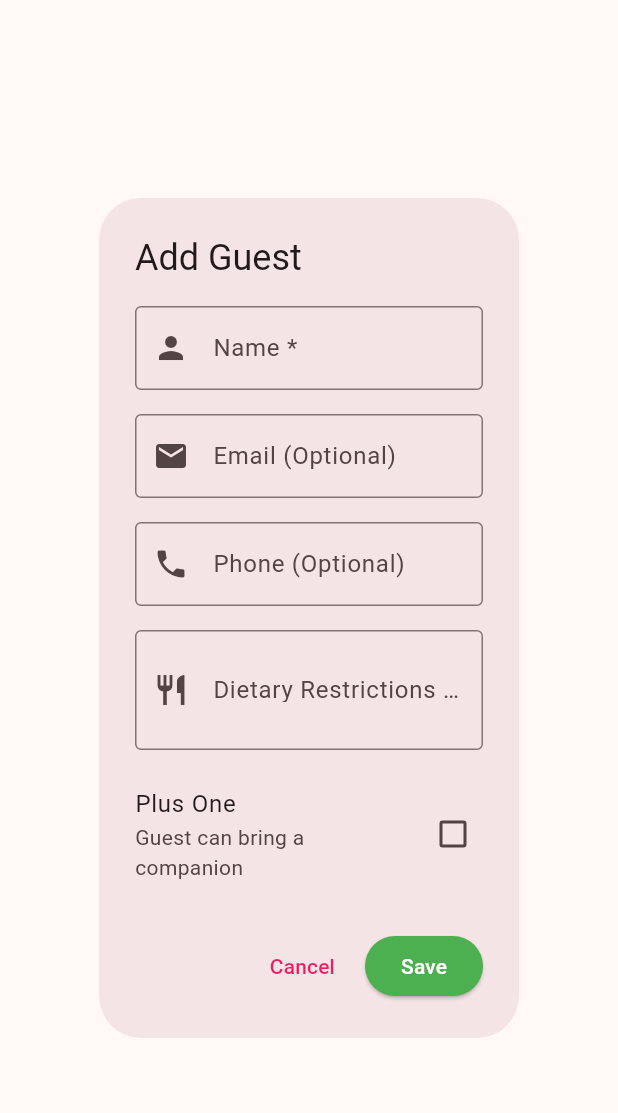
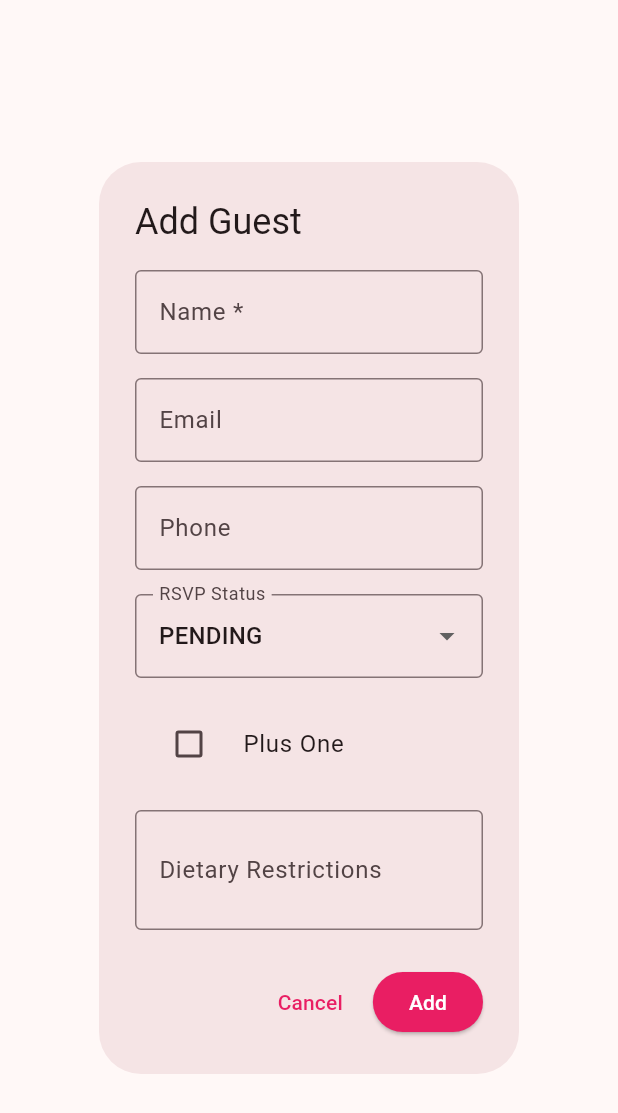
Before and after one commit to MananRohilla/Shadify-The_Wedding_Planner, a Flutter app: the AddGuestDialog widget shown alone on an empty page, opened directly, on a phone screen of 412 x 824 dp. Shown: the top 1113 px of the screen. Run offline on Flutter 3.47's test engine with Material 3 defaults, Android fonts, the phone set to English and light mode, and no system bars; our stand-ins replace cached_network_image, firebase_core, flutter_staggered_animations; accounts and stored records are empty.

Commit message:
version_3

```diff
--- a/lib/screens/guests/add_guest_dialog.dart
+++ b/lib/screens/guests/add_guest_dialog.dart
@@ -21,7 +21,10 @@ class _AddGuestDialogState extends State<AddGuestDialog> {
   final _guestService = GuestService();
 
   bool _plusOne = false;
+  String _selectedRSVP = 'pending';
   bool _isLoading = false;
+
+  final List<String> _rsvpOptions = ['pending', 'confirmed', 'declined'];
 
   @override
   void initState() {
@@ -32,6 +35,7 @@ class _AddGuestDialogState extends State<AddGuestDialog> {
       _phoneController.text = widget.guest!.phone ?? '';
       _dietaryController.text = widget.guest!.dietaryRestrictions ?? '';
       _plusOne = widget.guest!.plusOne;
+      _selectedRSVP = widget.guest!.rsvpStatus.toLowerCase();
     }
   }
 
@@ -51,13 +55,14 @@ class _AddGuestDialogState extends State<AddGuestDialog> {
 
     try {
       if (widget.guest == null) {
+        // Create new guest
         final newGuest = Guest(
           id: '',
           userId: MockAuthService.currentUserEmail ?? 'demo',
           name: _nameController.text.trim(),
           email: _emailController.text.trim().isEmpty ? null : _emailController.text.trim(),
           phone: _phoneController.text.trim().isEmpty ? null : _phoneController.text.trim(),
-          rsvpStatus: 'pending',
+          rsvpStatus: _selectedRSVP,
           plusOne: _plusOne,
           dietaryRestrictions: _dietaryController.text.trim().isEmpty ? null : _dietaryController.text.trim(),
           createdAt: DateTime.now(),
@@ -65,16 +70,17 @@ class _AddGuestDialogState extends State<AddGuestDialog> {
         );
         await _guestService.addGuest(newGuest);
       } else {
-        await _guestService.updateGuest(
-          widget.guest!.copyWith(
-            name: _nameController.text.trim(),
-            email: _emailController.text.trim(),
-            phone: _phoneController.text.trim(),
-            plusOne: _plusOne,
-            dietaryRestrictions: _dietaryController.text.trim(),
-            updatedAt: DateTime.now(),
-          ),
+        // Update existing guest
+        final updatedGuest = widget.guest!.copyWith(
+          name: _nameController.text.trim(),
+          email: _emailController.text.trim().isEmpty ? null : _emailController.text.trim(),
+          phone: _phoneController.text.trim().isEmpty ? null : _phoneController.text.trim(),
+          rsvpStatus: _selectedRSVP,
+          plusOne: _plusOne,
+          dietaryRestrictions: _dietaryController.text.trim().isEmpty ? null : _dietaryController.text.trim(),
+          updatedAt: DateTime.now(),
         );
+        await _guestService.updateGuest(updatedGuest);
       }
 
       if (mounted) {
@@ -103,18 +109,16 @@ class _AddGuestDialogState extends State<AddGuestDialog> {
           key: _formKey,
           child: Column(
             mainAxisSize: MainAxisSize.min,
-            crossAxisAlignment: CrossAxisAlignment.start,
             children: [
               TextFormField(
                 controller: _nameController,
                 decoration: const InputDecoration(
                   labelText: 'Name *',
                   border: OutlineInputBorder(),
-                  prefixIcon: Icon(Icons.person),
                 ),
                 validator: (value) {
-                  if (value == null || value.isEmpty) {
-                    return 'Please enter guest name';
+                  if (value == null || value.trim().isEmpty) {
+                    return 'Name is required';
                   }
                   return null;
                 },
@@ -122,43 +126,55 @@ class _AddGuestDialogState extends State<AddGuestDialog> {
               const SizedBox(height: 16),
               TextFormField(
                 controller: _emailController,
+                decoration: const InputDecoration(
+                  labelText: 'Email',
+                  border: OutlineInputBorder(),
+                ),
                 keyboardType: TextInputType.emailAddress,
-                decoration: const InputDecoration(
-                  labelText: 'Email (Optional)',
-                  border: OutlineInputBorder(),
-                  prefixIcon: Icon(Icons.email),
-                ),
               ),
               const SizedBox(height: 16),
               TextFormField(
                 controller: _phoneController,
+                decoration: const InputDecoration(
+                  labelText: 'Phone',
+                  border: OutlineInputBorder(),
+                ),
                 keyboardType: TextInputType.phone,
+              ),
+              const SizedBox(height: 16),
+              DropdownButtonFormField<String>(
+                value: _selectedRSVP,
                 decoration: const InputDecoration(
-                  labelText: 'Phone (Optional)',
+                  labelText: 'RSVP Status',
                   border: OutlineInputBorder(),
-                  prefixIcon: Icon(Icons.phone),
                 ),
+                items: _rsvpOptions.map((status) {
+                  return DropdownMenuItem(
+                    value: status,
+                    child: Text(status.toUpperCase()),
+                  );
+                }).toList(),
+                onChanged: (value) {
+                  setState(() => _selectedRSVP = value!);
+                },
+              ),
+              const SizedBox(height: 16),
+              CheckboxListTile(
+                title: const Text('Plus One'),
+                value: _plusOne,
+                onChanged: (value) {
+                  setState(() => _plusOne = value ?? false);
+                },
+                controlAffinity: ListTileControlAffinity.leading,
               ),
               const SizedBox(height: 16),
               TextFormField(
                 controller: _dietaryController,
                 decoration: const InputDecoration(
-                  labelText: 'Dietary Restrictions (Optional)',
+                  labelText: 'Dietary Restrictions',
                   border: OutlineInputBorder(),
-                  prefixIcon: Icon(Icons.restaurant),
                 ),
                 maxLines: 2,
-              ),
-              const SizedBox(height: 16),
-              CheckboxListTile(
-                value: _plusOne,
-                onChanged: (value) {
-                  setState(() => _plusOne = value ?? false);
-                },
-                title: const Text('Plus One'),
-                subtitle: const Text('Guest can bring a companion'),
-                contentPadding: EdgeInsets.zero,
-                activeColor: const Color(0xFF4CAF50),
               ),
             ],
           ),
@@ -166,22 +182,22 @@ class _AddGuestDialogState extends State<AddGuestDialog> {
       ),
       actions: [
         TextButton(
-          onPressed: () => Navigator.pop(context),
+          onPressed: _isLoading ? null : () => Navigator.pop(context),
           child: const Text('Cancel'),
         ),
         ElevatedButton(
           onPressed: _isLoading ? null : _handleSave,
           style: ElevatedButton.styleFrom(
-            backgroundColor: const Color(0xFF4CAF50),
+            backgroundColor: const Color(0xFFE91E63),
             foregroundColor: Colors.white,
           ),
           child: _isLoading
               ? const SizedBox(
+                  width: 20,
                   height: 20,
-                  width: 20,
                   child: CircularProgressIndicator(strokeWidth: 2),
                 )
-              : const Text('Save'),
+              : Text(widget.guest == null ? 'Add' : 'Update'),
         ),
       ],
     );
--- a/lib/services/offline_service.dart
+++ b/lib/services/offline_service.dart
@@ -54,8 +54,8 @@ class MockDataService {
         'id': '1',
         'user_id': 'demo',
         'category': 'Venue',
-        'allocated_amount': 5000.0,
-        'spent_amount': 4800.0,
+        'allocated_amount': 150000.0,
+        'spent_amount': 140000.0,
         'percentage': 30.0,
         'created_at': DateTime.now().subtract(const Duration(days: 10)),
         'updated_at': DateTime.now().subtract(const Duration(days: 5)),
@@ -64,11 +64,21 @@ class MockDataService {
         'id': '2',
         'user_id': 'demo',
         'category': 'Catering',
-        'allocated_amount': 3000.0,
-        'spent_amount': 0.0,
+        'allocated_amount': 125000.0,
+        'spent_amount': 80000.0,
         'percentage': 25.0,
         'created_at': DateTime.now().subtract(const Duration(days: 8)),
         'updated_at': DateTime.now().subtract(const Duration(days: 3)),
+      },
+      {
+        'id': '3',
+        'user_id': 'demo',
+        'category': 'Photography',
+        'allocated_amount': 50000.0,
+        'spent_amount': 45000.0,
+        'percentage': 10.0,
+        'created_at': DateTime.now().subtract(const Duration(days: 6)),
+        'updated_at': DateTime.now().subtract(const Duration(days: 2)),
       },
     ],
     'checklist_items': [
@@ -86,13 +96,35 @@ class MockDataService {
       {
         'id': '2',
         'user_id': 'demo',
-        'title': 'Send invitations',
-        'description': 'Design and send wedding invitations',
-        'category': 'Planning',
+        'title': 'Hire photographer',
+        'description': 'Find and book wedding photographer',
+        'category': 'Photography',
         'is_completed': false,
-        'due_date': DateTime.now().add(const Duration(days: 14)).toIso8601String(),
+        'due_date': DateTime.now().add(const Duration(days: 21)).toIso8601String(),
         'created_at': DateTime.now().subtract(const Duration(days: 20)),
         'updated_at': DateTime.now().subtract(const Duration(days: 10)),
+      },
+      {
+        'id': '3',
+        'user_id': 'demo',
+        'title': 'Plan Mehendi ceremony',
+        'description': 'Organize mehendi function details',
+        'category': 'Mehendi',
+        'is_completed': false,
+        'due_date': DateTime.now().add(const Duration(days: 15)).toIso8601String(),
+        'created_at': DateTime.now().subtract(const Duration(days: 18)),
+        'updated_at': DateTime.now().subtract(const Duration(days: 8)),
+      },
+      {
+        'id': '4',
+        'user_id': 'demo',
+        'title': 'Book catering service',
+        'description': 'Select menu and book catering',
+        'category': 'Catering',
+        'is_completed': false,
+        'due_date': DateTime.now().add(const Duration(days: 30)).toIso8601String(),
+        'created_at': DateTime.now().subtract(const Duration(days: 15)),
+        'updated_at': DateTime.now().subtract(const Duration(days: 5)),
       },
     ],
     'guests': [
@@ -120,120 +152,160 @@ class MockDataService {
         'created_at': DateTime.now().subtract(const Duration(days: 12)),
         'updated_at': DateTime.now().subtract(const Duration(days: 2)),
       },
+      {
+        'id': '3',
+        'user_id': 'demo',
+        'name': 'Michael Brown',
+        'email': 'michael@example.com',
+        'phone': '+1234567892',
+        'rsvp_status': 'confirmed',
+        'dietary_restrictions': 'No allergies',
+        'plus_one': true,
+        'created_at': DateTime.now().subtract(const Duration(days: 10)),
+        'updated_at': DateTime.now().subtract(const Duration(days: 1)),
+      },
     ],
     'venues': [
-      // 8 demo venues with realistic data
+      // 10 premium wedding venues with high-quality images
       {
         'id': 'v1',
-        'name': 'Grand Ballroom',
-        'location': '123 Wedding St',
-        'city': 'Springfield',
-        'price_min': 70000,
-        'price_max': 150000,
-        'capacity': 250,
-        'description': 'Elegant ballroom with crystal chandeliers and premium decor.',
-        'image_url': null,
-        'amenities': ['Parking', 'Sound System', 'Dance Floor'],
+        'name': 'The Royal Palace Hotel',
+        'location': '123 Royal Gardens, Luxury District',
+        'city': 'Mumbai',
+        'price_min': 200000,
+        'price_max': 500000,
+        'capacity': 400,
+        'description': 'Magnificent palace hotel with ornate ballrooms, crystal chandeliers, and royal architecture. Perfect for grand wedding celebrations.',
+        'image_url': 'https://images.unsplash.com/photo-1566073771259-6a8506099945?q=80&w=1200&auto=format&fit=crop',
+        'amenities': ['Valet Parking', 'Bridal Suite', 'Live Music Setup', 'Premium Catering', 'Photography Services'],
+        'rating': 4.9,
+        'created_at': DateTime.now().subtract(const Duration(days: 30)),
+      },
+      {
+        'id': 'v2',
+        'name': 'Garden Paradise Resort',
+        'location': '456 Nature Valley, Green Hills',
+        'city': 'Udaipur',
+        'price_min': 150000,
+        'price_max': 350000,
+        'capacity': 300,
+        'description': 'Breathtaking garden resort with lush landscapes, gazebos, and natural beauty. Ideal for outdoor wedding ceremonies.',
+        'image_url': 'https://images.unsplash.com/photo-1519167758481-83f550bb49b3?q=80&w=1200&auto=format&fit=crop',
+        'amenities': ['Garden Ceremony', 'Gazebo', 'Outdoor Bar', 'Flower Arrangements', 'Lake View'],
         'rating': 4.8,
         'created_at': DateTime.now().subtract(const Duration(days: 25)),
       },
       {
-        'id': 'v2',
-        'name': 'Garden Paradise',
-        'location': '456 Nature Ave',
-        'city': 'Springfield',
-        'price_min': 50000,
-        'price_max': 120000,
-        'capacity': 180,
-        'description': 'Lush outdoor garden with gazebo and floral pathways.',
-        'image_url': null,
-        'amenities': ['Garden', 'Gazebo', 'Outdoor Lighting'],
-        'rating': 4.6,
+        'id': 'v3',
+        'name': 'Heritage Haveli',
+        'location': '789 Heritage Street, Old City',
+        'city': 'Jaipur',
+        'price_min': 180000,
+        'price_max': 400000,
+        'capacity': 250,
+        'description': 'Traditional haveli with authentic Rajasthani architecture, courtyards, and cultural ambiance.',
+        'image_url': 'https://images.unsplash.com/photo-1613977257363-707ba9348227?q=80&w=1200&auto=format&fit=crop',
+        'amenities': ['Heritage Architecture', 'Courtyard', 'Traditional Decor', 'Folk Music', 'Royal Dining'],
+        'rating': 4.7,
         'created_at': DateTime.now().subtract(const Duration(days: 20)),
       },
       {
-        'id': 'v3',
-        'name': 'Lakeside Pavilion',
-        'location': '789 Lake View Rd',
-        'city': 'Lakeshore',
-        'price_min': 60000,
-        'price_max': 140000,
+        'id': 'v4',
+        'name': 'Beachside Bliss Resort',
+        'location': '321 Coastal Highway, Sunset Beach',
+        'city': 'Goa',
+        'price_min': 120000,
+        'price_max': 280000,
         'capacity': 200,
-        'description': 'Scenic lakeside venue with panoramic water views.',
-        'image_url': null,
-        'amenities': ['Lake View', 'Fire Pit', 'Catering Area'],
-        'rating': 4.7,
+        'description': 'Stunning beachfront resort with ocean views, sandy beaches, and romantic sunset ceremonies.',
+        'image_url': 'https://images.unsplash.com/photo-1537633552985-df8429e8048b?q=80&w=1200&auto=format&fit=crop',
+        'amenities': ['Beach Access', 'Ocean View', 'Sunset Deck', 'Beachside Bar', 'Water Sports'],
+        'rating': 4.6,
         'created_at': DateTime.now().subtract(const Duration(days: 18)),
       },
       {
-        'id': 'v4',
-        'name': 'Heritage Mansion',
-        'location': '12 Royal Crescent',
-        'city': 'Oldtown',
-        'price_min': 90000,
-        'price_max': 200000,
-        'capacity': 300,
-        'description': 'Historic mansion with vintage architecture and gardens.',
-        'image_url': null,
-        'amenities': ['Vintage Decor', 'Indoor Hall', 'Garden'],
-        'rating': 4.9,
-        'created_at': DateTime.now().subtract(const Duration(days: 30)),
-      },
-      {
         'id': 'v5',
-        'name': 'Sunset Terrace',
-        'location': '88 Horizon Blvd',
-        'city': 'Coastline',
-        'price_min': 55000,
-        'price_max': 110000,
-        'capacity': 160,
-        'description': 'Open-air terrace perfect for sunset ceremonies.',
-        'image_url': null,
-        'amenities': ['Terrace', 'Ocean View', 'Bar Area'],
-        'rating': 4.5,
+        'name': 'Metropolitan Grand Ballroom',
+        'location': '555 Business District, City Center',
+        'city': 'Delhi',
+        'price_min': 250000,
+        'price_max': 600000,
+        'capacity': 500,
+        'description': 'Ultra-modern ballroom with state-of-the-art facilities, premium services, and luxurious ambiance.',
+        'image_url': 'https://images.unsplash.com/photo-1464366400600-7168b8af9bc3?q=80&w=1200&auto=format&fit=crop',
+        'amenities': ['Grand Ballroom', 'LED Lighting', 'Sound System', 'VIP Lounge', 'Concierge Service'],
+        'rating': 4.8,
         'created_at': DateTime.now().subtract(const Duration(days: 15)),
       },
       {
         'id': 'v6',
-        'name': 'Crystal Hall',
-        'location': '501 City Center',
-        'city': 'Metro City',
-        'price_min': 80000,
-        'price_max': 160000,
+        'name': 'Mountain View Lodge',
+        'location': '777 Hill Station Road, Pine Valley',
+        'city': 'Shimla',
+        'price_min': 100000,
+        'price_max': 250000,
+        'capacity': 180,
+        'description': 'Cozy mountain lodge with panoramic views, pine forests, and intimate ceremony spaces.',
+        'image_url': 'https://images.unsplash.com/photo-1542558368009-1c18c5e95425?q=80&w=1200&auto=format&fit=crop',
+        'amenities': ['Mountain View', 'Fireplace', 'Pine Forest', 'Hiking Trails', 'Spa Services'],
+        'rating': 4.5,
+        'created_at': DateTime.now().subtract(const Duration(days: 12)),
+      },
+      {
+        'id': 'v7',
+        'name': 'Lakeside Manor',
+        'location': '888 Lakefront Drive, Crystal Lake',
+        'city': 'Nainital',
+        'price_min': 140000,
+        'price_max': 320000,
         'capacity': 220,
-        'description': 'Modern hall with state-of-the-art lighting and acoustics.',
-        'image_url': null,
-        'amenities': ['LED Lighting', 'Audio System', 'Climate Control'],
-        'rating': 4.4,
+        'description': 'Elegant manor overlooking pristine lake with boat access, waterfront ceremonies, and serene atmosphere.',
+        'image_url': 'https://images.unsplash.com/photo-1549294413-26f195200c16?q=80&w=1200&auto=format&fit=crop',
+        'amenities': ['Lake View', 'Boat Dock', 'Waterfront Deck', 'Private Beach', 'Fishing'],
+        'rating': 4.7,
         'created_at': DateTime.now().subtract(const Duration(days: 10)),
       },
       {
-        'id': 'v7',
-        'name': 'Rustic Barn',
-        'location': '77 Country Lane',
-        'city': 'Countryside',
-        'price_min': 40000,
-        'price_max': 90000,
+        'id': 'v8',
+        'name': 'Urban Loft Venue',
+        'location': '999 Artistic Quarter, Creative District',
+        'city': 'Bangalore',
+        'price_min': 80000,
+        'price_max': 200000,
         'capacity': 150,
-        'description': 'Charming barn venue with wooden beams and fairy lights.',
-        'image_url': null,
-        'amenities': ['Barn', 'String Lights', 'Catering Space'],
-        'rating': 4.3,
-        'created_at': DateTime.now().subtract(const Duration(days: 12)),
+        'description': 'Trendy industrial loft with exposed brick, modern art, and urban sophistication for contemporary weddings.',
+        'image_url': 'https://images.unsplash.com/photo-1515184086462-9a6c8ae1c77e?q=80&w=1200&auto=format&fit=crop',
+        'amenities': ['Industrial Design', 'Art Gallery', 'Rooftop Access', 'Modern Bar', 'DJ Setup'],
+        'rating': 4.4,
+        'created_at': DateTime.now().subtract(const Duration(days: 8)),
       },
       {
-        'id': 'v8',
-        'name': 'Mountain Retreat',
-        'location': '999 Summit Peak',
-        'city': 'Highridge',
-        'price_min': 65000,
-        'price_max': 130000,
-        'capacity': 180,
-        'description': 'Secluded mountain venue with breathtaking views.',
-        'image_url': null,
-        'amenities': ['Scenic View', 'Lodge', 'Fireplace'],
-        'rating': 4.7,
-        'created_at': DateTime.now().subtract(const Duration(days: 8)),
+        'id': 'v9',
+        'name': 'Vineyard Estate',
+        'location': '234 Wine Country Road, Grape Valley',
+        'city': 'Nashik',
+        'price_min': 160000,
+        'price_max': 380000,
+        'capacity': 280,
+        'description': 'Picturesque vineyard with rolling hills, wine cellars, and romantic grape arbor ceremonies.',
+        'image_url': 'https://images.unsplash.com/photo-1506905925346-21bda4d32df4?q=80&w=1200&auto=format&fit=crop',
+        'amenities': ['Vineyard Tours', 'Wine Tasting', 'Grape Arbor', 'Cellar Dining', 'Harvest Views'],
+        'rating': 4.6,
+        'created_at': DateTime.now().subtract(const Duration(days: 6)),
+      },
+      {
+        'id': 'v10',
+        'name': 'Desert Oasis Resort',
+        'location': '567 Dune Drive, Golden Sands',
+        'city': 'Jodhpur',
+        'price_min': 190000,
+        'price_max': 450000,
+        'capacity': 350,
+        'description': 'Exotic desert resort with sand dunes, camel rides, and traditional Rajasthani hospitality under starlit skies.',
+        'image_url': 'https://images.unsplash.com/photo-1571115764595-644a1f56a55c?q=80&w=1200&auto=format&fit=crop',
+        'amenities': ['Desert Safari', 'Camel Rides', 'Stargazing', 'Traditional Music', 'Bonfire'],
+        'rating': 4.8,
+        'created_at': DateTime.now().subtract(const Duration(days: 4)),
       },
     ],
   };
@@ -262,8 +334,19 @@ class MockDataService {
     final newId = DateTime.now().millisecondsSinceEpoch.toString();
     final newDoc = Map<String, dynamic>.from(data);
     newDoc['id'] = newId;
-    newDoc['createdAt'] = DateTime.now();
-    newDoc['updatedAt'] = DateTime.now();
+
+    // Ensure proper user_id assignment
+    if (!newDoc.containsKey('user_id') || newDoc['user_id'] == null || newDoc['user_id'] == '') {
+      newDoc['user_id'] = MockAuthService.currentUserEmail ?? 'demo';
+    }
+
+    // Add timestamps if not present
+    if (!newDoc.containsKey('created_at')) {
+      newDoc['created_at'] = DateTime.now();
+    }
+    if (!newDoc.containsKey('updated_at')) {
+      newDoc['updated_at'] = DateTime.now();
+    }
 
     _mockData[collectionName] ??= [];
     _mockData[collectionName]!.add(newDoc);
@@ -278,7 +361,7 @@ class MockDataService {
       final index = collection.indexWhere((doc) => doc['id'] == docId);
       if (index != -1) {
         collection[index].addAll(data);
-        collection[index]['updatedAt'] = DateTime.now();
+        collection[index]['updated_at'] = DateTime.now();
       }
     }
   }
--- a/pubspec.yaml
+++ b/pubspec.yaml
@@ -44,6 +44,7 @@ dependencies:
   flutter_svg: ^2.0.10
   animations: ^2.0.11
   flutter_staggered_animations: ^1.1.1
+  cached_network_image: ^3.4.1
 
 dev_dependencies:
   flutter_test:
```
Also changed, not shown: lib/services/budget_service.dart (+15 -12 lines), lib/services/checklist_service.dart (+23 -19 lines), lib/services/guest_service.dart (+43 -10 lines), lib/widgets/venue_card.dart (+118 -61 lines), pubspec.lock, 1 other file.
